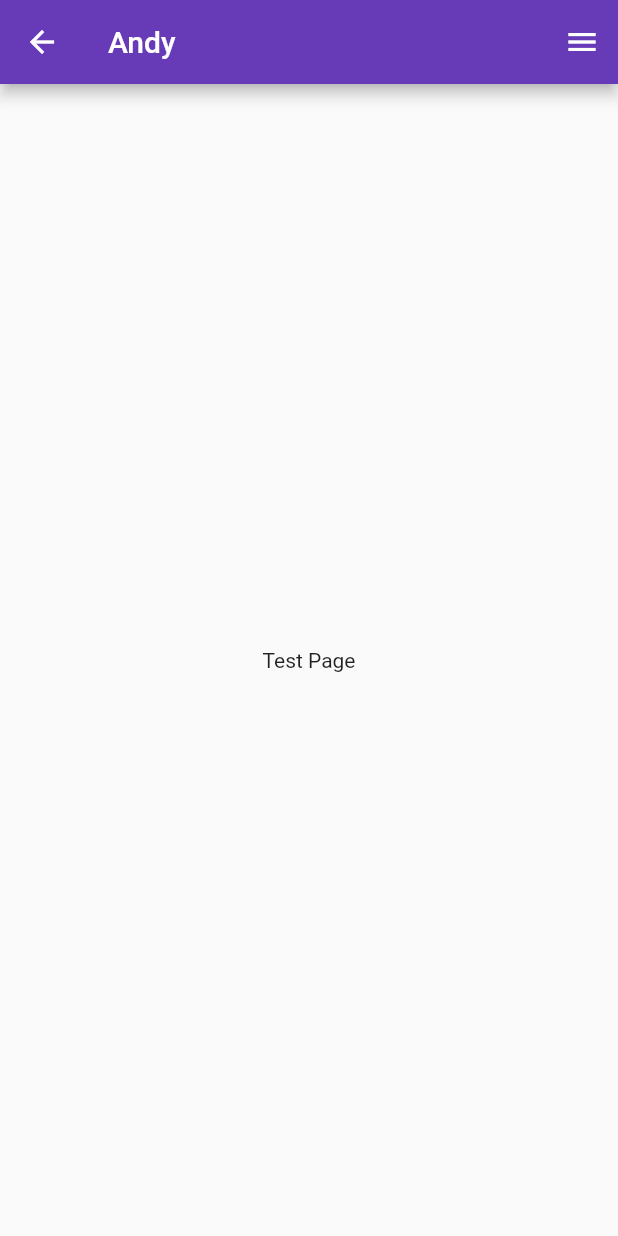
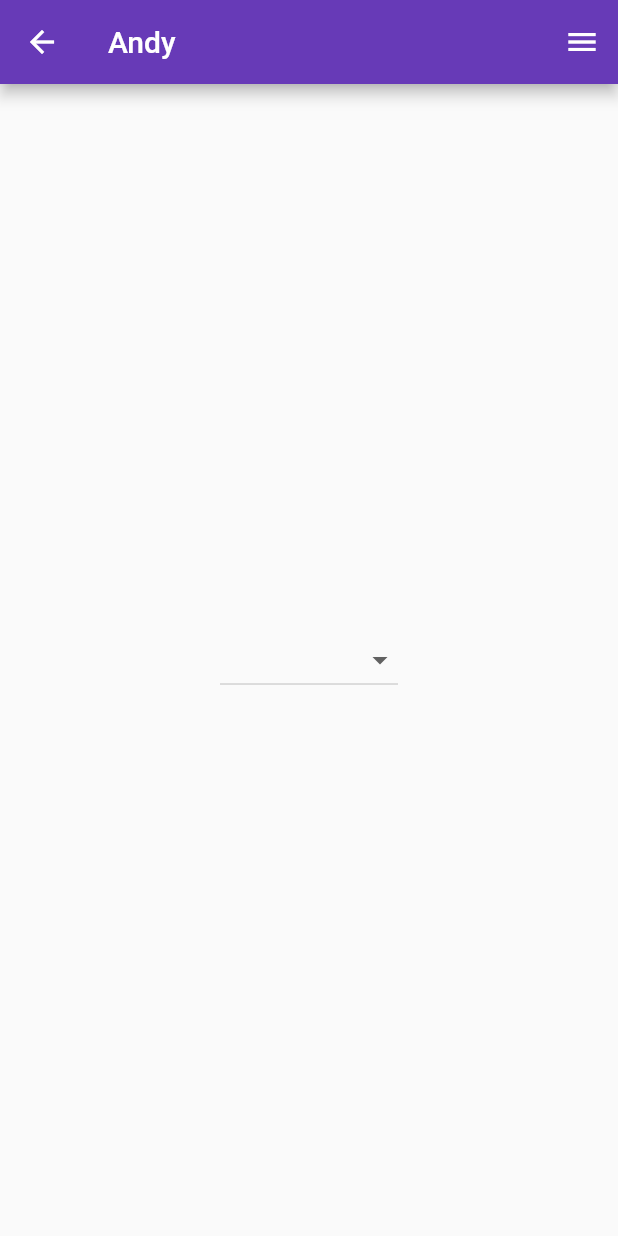
Before and after one commit to Andrew-Delaney/Volunteering-Rota-App, a Flutter app: the screen it shows after launch, after a tap on "Select volunteer role", on a phone screen of 412 x 824 dp. Run offline on Flutter 3.47's test engine with Material 2 defaults, Android fonts, the phone set to English and light mode, and no system bars.

Commit message:
add dropdown selector for volunteering roles

```diff
--- a/lib/pages/volunteer_form.dart
+++ b/lib/pages/volunteer_form.dart
@@ -1,24 +1,52 @@
 import 'package:flutter/material.dart';
 import 'package:hh_rota/widgets/app_bar.dart';
 
-class VolunteerForm extends StatelessWidget {
-  VolunteerForm({
-    Key key,
-    this.username
-  }) : super(key: key);
+class VolunteerForm extends StatefulWidget {
+  final String username;
 
-  final String username;
+  VolunteerForm(this.username);
+
+  @override
+  _VolunteerFormState createState() => _VolunteerFormState(username);
+}
+
+class _VolunteerFormState extends State<VolunteerForm> {
+  String volunteerRole;
+
+  _VolunteerFormState(String username);
 
   @override
   Widget build(BuildContext context) {
+
+    List<String> volunteerRoles = [
+      'Kitchen',
+      'Sandwhiches',
+      'Soup',
+      'Tea & Coffee'
+    ];
+
     return Scaffold(
       resizeToAvoidBottomPadding: false,
-      appBar: HHAppBar(username: username),
+      appBar: HHAppBar(username: widget.username),
       body: Center(
         child: Column(
           mainAxisAlignment: MainAxisAlignment.center,
           children: <Widget>[
-            Text('Test Page')
+            DropdownButton<String>(
+              value: volunteerRole,
+              onChanged: (String newRole) {
+                setState(() {
+                  volunteerRole = newRole;
+                });
+              },
+              items: volunteerRoles
+                  .map<DropdownMenuItem<String>>((String value) {
+                return DropdownMenuItem<String>(
+                  value: value,
+                  child: Text(value),
+                );
+              }).toList(),
+            )
           ],
         ),
       ),
--- a/lib/widgets/date_card.dart
+++ b/lib/widgets/date_card.dart
@@ -56,7 +56,7 @@ class _DateCardState extends State<DateCard> {
                       onPressed: () {
                         Navigator.of(context).push(
                           MaterialPageRoute(builder: (context) {
-                            return VolunteerForm(username: username);
+                            return VolunteerForm(username);
                           })
                         );
                       },
```
